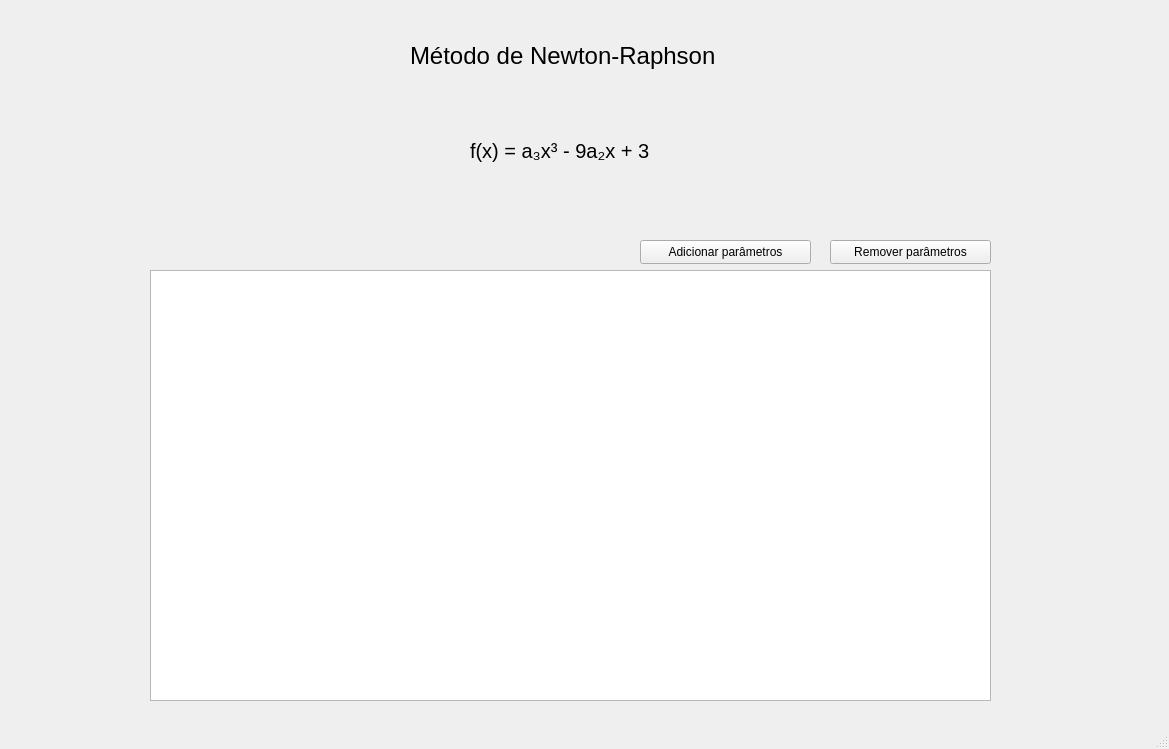
pedrogcg2/metodo-newton-raphson-gui, file mainwindow.ui: the form before one commit.
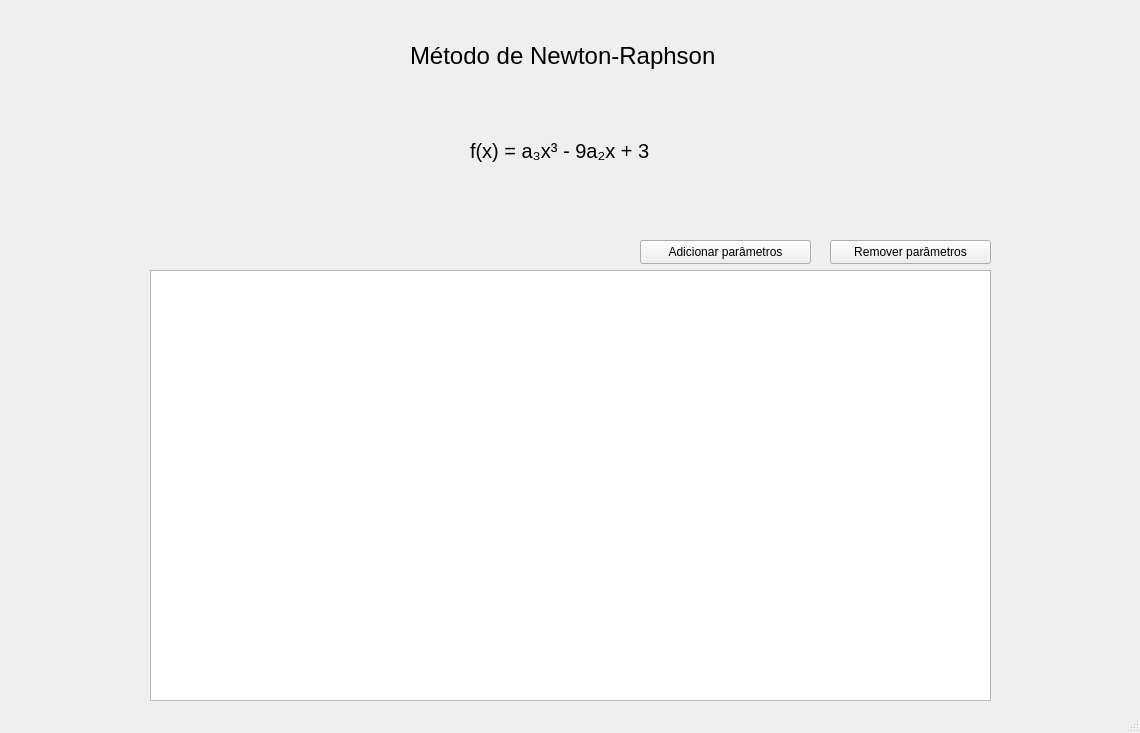
The form after the commit.

The edit to the form file:
```diff
--- a/mainwindow.ui
+++ b/mainwindow.ui
@@ -6,8 +6,8 @@
    <rect>
     <x>0</x>
     <y>0</y>
-    <width>1169</width>
-    <height>749</height>
+    <width>1140</width>
+    <height>733</height>
    </rect>
   </property>
   <property name="windowTitle">
```
